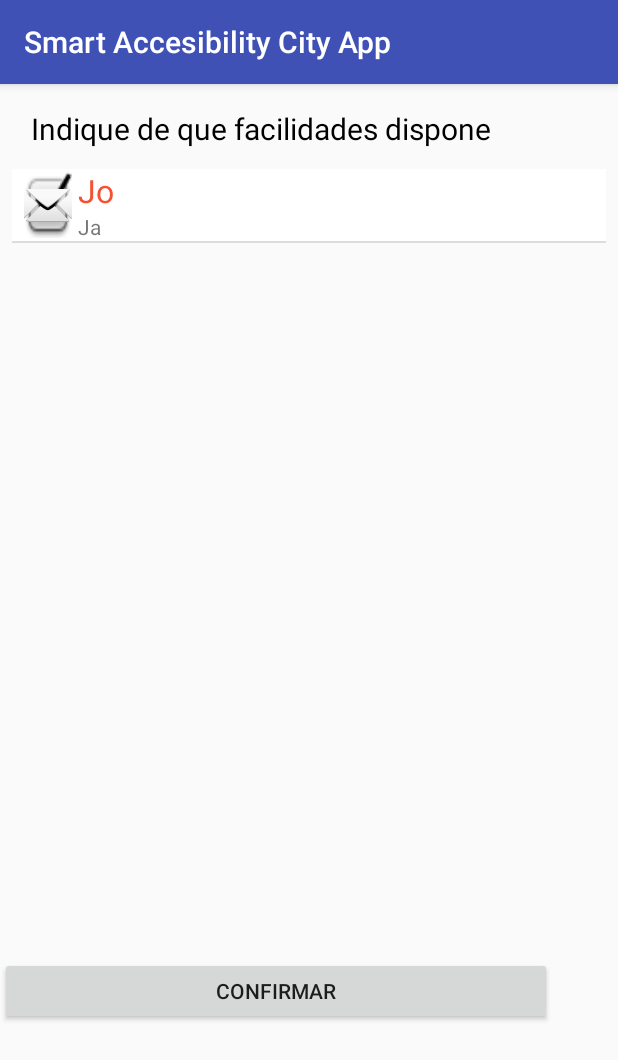
After one commit to jmhidalgon/Smart-Accesibility-City-App, an Android app: the AccessibilityActivity screen opened directly, with no data from a screen before it, on a phone screen of 412 x 824 dp. The commit adds this screen. Shown: the top 1060 px of the screen. Run offline under Robolectric (Android 15) with nearby library versions, the phone set to English and light mode, and no system bars.

Commit message:
Añadido activity para indicar accessos de movilidad reducidad para entidades

```diff
--- a/Smart Accesibility City App/app/src/main/AndroidManifest.xml
+++ b/Smart Accesibility City App/app/src/main/AndroidManifest.xml
@@ -49,6 +49,8 @@
             android:label="@string/title_activity_explorer"/>
         <activity android:name=".activitiy.EntityRegisterActivity">
         </activity>
+        <activity android:name=".activitiy.AccessibilityActivity">
+        </activity>
     </application>
 
 </manifest>
--- /dev/null
+++ b/Smart Accesibility City App/app/src/main/java/sacapp/android/jmhidalgo/smartaccesibilitycityapp/activitiy/AccessibilityActivity.java
@@ -0,0 +1,34 @@
+package sacapp.android.jmhidalgo.smartaccesibilitycityapp.activitiy;
+
+import android.graphics.drawable.Drawable;
+import android.support.v7.app.AppCompatActivity;
+import android.os.Bundle;
+import android.widget.ListView;
+
+import java.nio.file.Files;
+import java.util.ArrayList;
+
+import sacapp.android.jmhidalgo.smartaccesibilitycityapp.R;
+import sacapp.android.jmhidalgo.smartaccesibilitycityapp.adapter.AdapterAccessItem;
+import sacapp.android.jmhidalgo.smartaccesibilitycityapp.adapter.item.AccessItem;
+
+public class AccessibilityActivity extends AppCompatActivity {
+
+    private ListView listViewAccess;
+
+    @Override
+    protected void onCreate(Bundle savedInstanceState) {
+        super.onCreate(savedInstanceState);
+        setContentView(R.layout.activity_accesibility);
+
+        listViewAccess = (ListView) findViewById(R.id.listView);
+
+        ArrayList<AccessItem> accessItems = new ArrayList<AccessItem>();
+        AdapterAccessItem adapterAccessItem = new AdapterAccessItem(this, accessItems);
+
+        listViewAccess.setAdapter(adapterAccessItem);
+
+        AccessItem accessItem = new AccessItem("Ji", "Jo", "Ja", getResources().getDrawable(android.R.drawable.ic_dialog_email));
+        accessItems.add(accessItem);
+    }
+}
--- a/Smart Accesibility City App/app/src/main/java/sacapp/android/jmhidalgo/smartaccesibilitycityapp/activitiy/EntityRegisterActivity.java
+++ b/Smart Accesibility City App/app/src/main/java/sacapp/android/jmhidalgo/smartaccesibilitycityapp/activitiy/EntityRegisterActivity.java
@@ -138,7 +138,7 @@ public class EntityRegisterActivity extends AppCompatActivity implements Locatio
                             Toast.makeText(EntityRegisterActivity.this, response.message() + ": Email ya registrado en la aplicación", Toast.LENGTH_LONG).show();
                         } else {
                             Toast.makeText(EntityRegisterActivity.this, "Entidad registrada", Toast.LENGTH_LONG).show();
-                            Intent intentBackLogin = new Intent(EntityRegisterActivity.this, LoginActivity.class);
+                            Intent intentBackLogin = new Intent(EntityRegisterActivity.this, AccessibilityActivity.class);
                             intentBackLogin.putExtra("email", editTextEmail.getText().toString());
                             intentBackLogin.putExtra("pass", editTextPass.getText().toString());
                             startActivity(intentBackLogin);
--- /dev/null
+++ b/Smart Accesibility City App/app/src/main/java/sacapp/android/jmhidalgo/smartaccesibilitycityapp/adapter/AdapterAccessItem.java
@@ -0,0 +1,80 @@
+package sacapp.android.jmhidalgo.smartaccesibilitycityapp.adapter;
+
+/**
+ * Created by juanma on 23/10/17.
+ */
+
+import android.app.Activity;
+import android.content.Context;
+import android.view.LayoutInflater;
+import android.view.View;
+import android.view.ViewGroup;
+import android.widget.BaseAdapter;
+import android.widget.ImageView;
+import android.widget.TextView;
+
+import java.util.ArrayList;
+
+import sacapp.android.jmhidalgo.smartaccesibilitycityapp.R;
+import sacapp.android.jmhidalgo.smartaccesibilitycityapp.adapter.item.AccessItem;
+
+
+public class AdapterAccessItem extends BaseAdapter {
+
+    protected Activity activity;
+    protected ArrayList<AccessItem> items;
+
+    public AdapterAccessItem (Activity activity, ArrayList<AccessItem> items) {
+        this.activity = activity;
+        this.items = items;
+    }
+
+    @Override
+    public int getCount() {
+        return items.size();
+    }
+
+    public void clear() {
+        items.clear();
+    }
+
+    public void addAll(ArrayList<AccessItem> accessItems) {
+        for (int i = 0; i < accessItems.size(); i++) {
+            items.add(accessItems.get(i));
+        }
+    }
+
+    @Override
+    public Object getItem(int arg0) {
+        return items.get(arg0);
+    }
+
+    @Override
+    public long getItemId(int position) {
+        return position;
+    }
+
+    @Override
+    public View getView(int position, View convertView, ViewGroup parent) {
+
+        View v = convertView;
+
+        if (convertView == null) {
+            LayoutInflater inf = (LayoutInflater) activity.getSystemService(Context.LAYOUT_INFLATER_SERVICE);
+            v = inf.inflate(R.layout.item_access_layout, null);
+        }
+
+        AccessItem dir = items.get(position);
+
+        TextView title = (TextView) v.findViewById(R.id.category);
+        title.setText(dir.getTittle());
+
+        TextView description = (TextView) v.findViewById(R.id.texto);
+        description.setText(dir.getDescription());
+
+        ImageView imagen = (ImageView) v.findViewById(R.id.imageView4);
+        imagen.setImageDrawable(dir.getImage());
+
+        return v;
+    }
+}
--- /dev/null
+++ b/Smart Accesibility City App/app/src/main/java/sacapp/android/jmhidalgo/smartaccesibilitycityapp/adapter/item/AccessItem.java
@@ -0,0 +1,54 @@
+package sacapp.android.jmhidalgo.smartaccesibilitycityapp.adapter.item;
+
+
+import android.graphics.drawable.Drawable;
+
+public class AccessItem {
+
+    private String tittle;
+    private String categoryId;
+    private String description;
+    private Drawable imagen;
+
+    public AccessItem() {
+        super();
+    }
+
+    public AccessItem(String categoryId, String title, String description, Drawable imagen) {
+        super();
+        this.tittle = title;
+        this.description = description;
+        this.imagen = imagen;
+        this.categoryId = categoryId;
+    }
+
+
+    public String getTittle() {
+        return tittle;
+    }
+
+    public void setTittle(String title) {
+        this.tittle = title;
+    }
+
+    public String getDescription() {
+        return description;
+    }
+
+    public void setDescription(String description) {
+        this.description = description;
+    }
+
+    public Drawable getImage() {
+        return imagen;
+    }
+
+    public void setImagen(Drawable imagen) {
+        this.imagen = imagen;
+    }
+
+    public String getCategoryId(){return categoryId;}
+
+    public void setCategoryId(String categoryId){this.categoryId = categoryId;}
+
+}
--- /dev/null
+++ b/Smart Accesibility City App/app/src/main/res/layout/activity_accesibility.xml
@@ -0,0 +1,51 @@
+<?xml version="1.0" encoding="utf-8"?>
+<android.support.constraint.ConstraintLayout
+    xmlns:android="http://schemas.android.com/apk/res/android"
+    xmlns:app="http://schemas.android.com/apk/res-auto"
+    xmlns:tools="http://schemas.android.com/tools"
+    android:layout_width="match_parent"
+    android:layout_height="match_parent"
+    tools:context="sacapp.android.jmhidalgo.smartaccesibilitycityapp.activitiy.AccessibilityActivity">
+
+    <TextView
+        android:id="@+id/textView"
+        android:layout_width="wrap_content"
+        android:layout_height="wrap_content"
+        android:text="Indique de que facilidades dispone"
+        android:textColor="@color/common_google_signin_btn_text_dark_focused"
+        android:textSize="20sp"
+        android:layout_marginLeft="8dp"
+        app:layout_constraintLeft_toLeftOf="parent"
+        app:layout_constraintTop_toTopOf="parent"
+        android:layout_marginTop="16dp"
+        android:layout_marginRight="8dp"
+        app:layout_constraintRight_toRightOf="parent"
+        app:layout_constraintHorizontal_bias="0.14"
+        android:layout_marginStart="8dp"
+        android:layout_marginEnd="8dp"/>
+
+    <Button
+        android:id="@+id/buttonAcept"
+        android:layout_width="368dp"
+        android:layout_height="45dp"
+        android:layout_marginBottom="8dp"
+        android:layout_marginTop="8dp"
+        android:text="Confirmar"
+        app:layout_constraintBottom_toBottomOf="parent"
+        app:layout_constraintTop_toBottomOf="@+id/listView"
+        tools:layout_editor_absoluteX="8dp"/>
+
+    <ListView
+        android:id="@+id/listView"
+        android:layout_width="0dp"
+        android:layout_height="384dp"
+        android:layout_marginLeft="8dp"
+        android:layout_marginRight="8dp"
+        android:layout_marginTop="13dp"
+        app:layout_constraintHorizontal_bias="0.533"
+        app:layout_constraintLeft_toLeftOf="parent"
+        app:layout_constraintRight_toRightOf="parent"
+        app:layout_constraintTop_toBottomOf="@+id/textView"
+        android:layout_marginStart="8dp"
+        android:layout_marginEnd="8dp"/>
+</android.support.constraint.ConstraintLayout>
--- /dev/null
+++ b/Smart Accesibility City App/app/src/main/res/layout/item_access_layout.xml
@@ -0,0 +1,48 @@
+<?xml version="1.0" encoding="utf-8"?>
+
+<RelativeLayout
+    xmlns:android="http://schemas.android.com/apk/res/android"
+    android:orientation="vertical"
+    android:layout_width="match_parent"
+    android:layout_height="match_parent"
+    android:background="@android:color/background_light">
+
+    <TextView
+        android:layout_width="wrap_content"
+        android:layout_height="wrap_content"
+        android:text="Texto Frase"
+        android:id="@+id/texto"
+        android:layout_below="@+id/category"
+        android:layout_toRightOf="@+id/imageView4"
+        android:layout_toEndOf="@+id/imageView4" />
+
+    <TextView
+        android:layout_width="wrap_content"
+        android:layout_height="wrap_content"
+        android:textAppearance="?android:attr/textAppearanceLarge"
+        android:text="Titulo Frase"
+        android:id="@+id/category"
+        android:textSize="21sp"
+        android:textColor="#f65034"
+        android:layout_alignParentTop="true"
+        android:layout_toRightOf="@+id/imageView4"
+        android:layout_toEndOf="@+id/imageView4" />
+
+    <ImageView
+        android:id="@+id/imageView4"
+        android:layout_width="wrap_content"
+        android:layout_height="wrap_content"
+        android:layout_alignBottom="@+id/texto"
+        android:layout_alignParentStart="true"
+        android:layout_alignParentTop="true"
+        android:layout_marginBottom="2dp"
+        android:layout_marginLeft="8dp"
+        android:layout_marginRight="4dp"
+        android:layout_marginTop="2dp"
+        android:adjustViewBounds="true"
+        android:background="@android:drawable/checkbox_on_background"
+        android:cropToPadding="false"
+        android:maxHeight="35dp"
+        android:maxWidth="74dp"/>
+
+</RelativeLayout>
```
Also changed, not shown: 150 other files.
